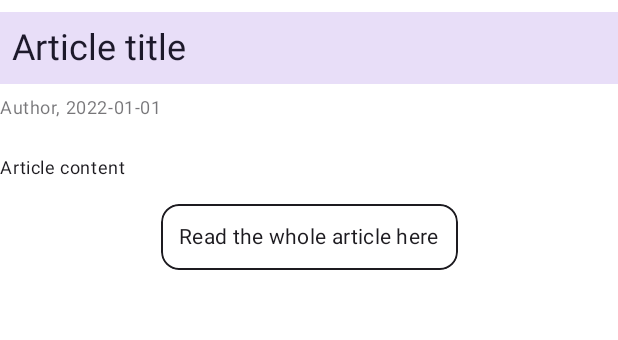
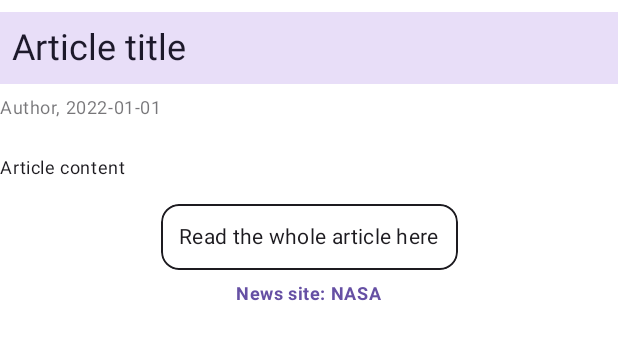
Before and after one commit to simona-kurnavova/spaced-out, an Android app built with Jetpack Compose: the @Preview function ArticleDetailPreview, on a phone screen of 412 x 824 dp. Shown: the top 340 px of the screen. Run offline under Robolectric (Android 15) with nearby library versions, the phone set to English and light mode, and no system bars; pictures from the network do not load.

Commit message:
Redesign detail screen.
- Add CCT for opening links
- Add News site information

```diff
--- a/app/build.gradle.kts
+++ b/app/build.gradle.kts
@@ -76,6 +76,9 @@ dependencies {
     // WorkManager
     implementation(libs.androidx.work)
 
+    // CCT (browser)
+    implementation(libs.browser)
+
     // Android
     implementation(libs.androidx.core.ktx)
     implementation(libs.androidx.lifecycle.runtime.ktx)
--- a/app/src/main/java/com/kurnavova/spacedout/data/spaceflights/local/mapper/ArticleMapper.kt
+++ b/app/src/main/java/com/kurnavova/spacedout/data/spaceflights/local/mapper/ArticleMapper.kt
@@ -14,6 +14,7 @@ internal fun ArticleEntity.toDomain(): ArticleDetail {
         imageUrl = imageUrl,
         url = url,
         authors = author,
-        publishedAt = date
+        publishedAt = date,
+        newsSite = newsSite
     )
 }
--- a/app/src/main/java/com/kurnavova/spacedout/data/spaceflights/local/model/ArticleEntity.kt
+++ b/app/src/main/java/com/kurnavova/spacedout/data/spaceflights/local/model/ArticleEntity.kt
@@ -24,7 +24,8 @@ internal data class ArticleEntity(
     val url: String,
     val imageUrl: String,
     val author: List<String>,
-    val date: String
+    val date: String,
+    val newsSite: String,
 )
 
 private const val TABLE_NAME = "articles"
--- a/app/src/main/java/com/kurnavova/spacedout/data/spaceflights/mapper/ArticleResponseMapper.kt
+++ b/app/src/main/java/com/kurnavova/spacedout/data/spaceflights/mapper/ArticleResponseMapper.kt
@@ -14,6 +14,7 @@ internal fun ArticleResponse.toEntity(): ArticleEntity {
         url = url,
         summary = summary,
         author = authors.map { it.name },
-        date = publishedAt
+        date = publishedAt,
+        newsSite = newsSite
     )
 }
--- a/app/src/main/java/com/kurnavova/spacedout/data/spaceflights/network/mapper/ArticleDetailMapper.kt
+++ b/app/src/main/java/com/kurnavova/spacedout/data/spaceflights/network/mapper/ArticleDetailMapper.kt
@@ -14,6 +14,7 @@
         imageUrl = imageUrl,
         url = url,
         authors = authors.map { it.name }, // Extracts only author names
-        publishedAt = publishedAt
+        publishedAt = publishedAt,
+        newsSite = newsSite
     )
 }
--- a/app/src/main/java/com/kurnavova/spacedout/domain/model/ArticleDetail.kt
+++ b/app/src/main/java/com/kurnavova/spacedout/domain/model/ArticleDetail.kt
@@ -10,6 +10,7 @@ package com.kurnavova.spacedout.domain.model
  * @property url The URL of the article.
  * @property authors The authors of the article.
  * @property publishedAt The date the article was published.
+ * @property newsSite The name of the news site.
  */
 data class ArticleDetail(
     val id: Int,
@@ -18,5 +19,6 @@ data class ArticleDetail(
     val imageUrl: String,
     val url: String,
     val authors: List<String>,
-    val publishedAt: String
+    val publishedAt: String,
+    val newsSite: String,
 )
--- a/app/src/main/java/com/kurnavova/spacedout/domain/usecase/mapper/ArticleMapper.kt
+++ b/app/src/main/java/com/kurnavova/spacedout/domain/usecase/mapper/ArticleMapper.kt
@@ -18,7 +18,8 @@ internal fun ArticleDetail.toArticle(): Article = Article(
     imageUrl = imageUrl,
     url = url,
     authors = authors.joinToString(", "), // For simplicity, let's do this here (should be done in ui layer thought)
-    publishedAt = formatDateTime(publishedAt)
+    publishedAt = formatDateTime(publishedAt),
+    newsSite = newsSite
 )
 
 private fun formatDateTime(isoDateTime: String, locale: Locale = Locale.getDefault()): String {
--- a/app/src/main/java/com/kurnavova/spacedout/domain/usecase/model/Article.kt
+++ b/app/src/main/java/com/kurnavova/spacedout/domain/usecase/model/Article.kt
@@ -11,4 +11,5 @@ data class Article(
     val url: String,
     val authors: String,
     val publishedAt: String,
+    val newsSite: String,
 )
--- a/app/src/main/java/com/kurnavova/spacedout/features/newsdetail/ui/NewsDetailScreen.kt
+++ b/app/src/main/java/com/kurnavova/spacedout/features/newsdetail/ui/NewsDetailScreen.kt
@@ -83,7 +83,8 @@ private fun NewsDetailScreenPreview() {
                     imageUrl = "https://www.nasa.gov/wp-content/uploads/2025/03/lrc-2025-ocio-p-00643-3.jpg",
                     url = "http://example.com",
                     authors = "Author 1, Author 2",
-                    publishedAt = "02/03/1992"
+                    publishedAt = "02/03/1992",
+                    newsSite = "NASA"
                 )
             )
         )
--- a/app/src/main/java/com/kurnavova/spacedout/features/newsdetail/ui/components/ArticleDetail.kt
+++ b/app/src/main/java/com/kurnavova/spacedout/features/newsdetail/ui/components/ArticleDetail.kt
@@ -1,5 +1,6 @@
 package com.kurnavova.spacedout.features.newsdetail.ui.components
 
+import androidx.browser.customtabs.CustomTabsIntent
 import androidx.compose.foundation.layout.Column
 import androidx.compose.foundation.layout.Spacer
 import androidx.compose.foundation.layout.fillMaxWidth
@@ -14,6 +15,7 @@ import androidx.compose.ui.Alignment
 import androidx.compose.ui.Modifier
 import androidx.compose.ui.platform.LocalContext
 import androidx.compose.ui.res.stringResource
+import androidx.compose.ui.text.font.FontWeight
 import androidx.compose.ui.tooling.preview.Preview
 import androidx.compose.ui.unit.dp
 import com.kurnavova.spacedout.R
@@ -23,7 +25,7 @@ import com.kurnavova.spacedout.ui.components.text.ClickableText
 import com.kurnavova.spacedout.ui.components.text.HighlightedText
 import com.kurnavova.spacedout.ui.components.text.FadedSubtitle
 import com.kurnavova.spacedout.ui.theme.SpacedOutTheme
-import com.kurnavova.spacedout.ui.utils.IntentUtils
+import androidx.core.net.toUri
 
 @Composable
 fun ArticleDetail(
@@ -69,13 +71,26 @@ fun ArticleDetail(
 
         ClickableText(
             text = stringResource(R.string.news_detail_read_article_here),
-            onClick = { IntentUtils.openBrowser(article.url, context) },
+            onClick = {
+                val customTabsIntent = CustomTabsIntent.Builder().build()
+                customTabsIntent.launchUrl(context, article.url.toUri())
+            },
+            modifier = Modifier.align(Alignment.CenterHorizontally)
+        )
+
+        Spacer(modifier = Modifier.height(SPACE_UNDER_BUTTON.dp))
+
+        Text(
+            text = stringResource(R.string.news_site_label, article.newsSite),
+            style = MaterialTheme.typography.bodySmall.copy(fontWeight = FontWeight.Bold),
+            color = MaterialTheme.colorScheme.primary,
             modifier = Modifier.align(Alignment.CenterHorizontally)
         )
     }
 }
 
 private const val SPACE_BETWEEN_ITEMS = 16
+private const val SPACE_UNDER_BUTTON = 8
 private const val AUTHOR_PADDING = 8
 private const val IMAGE_PADDING = 8
 
@@ -91,7 +106,8 @@ private fun ArticleDetailPreview() {
                 imageUrl = "https://example.com/image.jpg",
                 authors = "Author",
                 publishedAt = "2022-01-01",
-                url = "https://example.com"
+                url = "https://example.com",
+                newsSite = "NASA"
             )
         )
     }
--- a/app/src/main/java/com/kurnavova/spacedout/features/newslist/ui/NewsListScreen.kt
+++ b/app/src/main/java/com/kurnavova/spacedout/features/newslist/ui/NewsListScreen.kt
@@ -132,7 +132,8 @@ private fun NewsListPreview() {
         imageUrl = "https://example.com/image.jpg",
         url = "https://example.com",
         authors = "Author 1, Author 2",
-        publishedAt = "02/03/1992"
+        publishedAt = "02/03/1992",
+        newsSite = "NASA"
     )
 
     val articles = flow {
--- a/app/src/main/java/com/kurnavova/spacedout/features/newslist/ui/components/ListArticle.kt
+++ b/app/src/main/java/com/kurnavova/spacedout/features/newslist/ui/components/ListArticle.kt
@@ -47,7 +47,8 @@ private fun ListArticlePreview() {
                 imageUrl = "https://www.nasa.gov/wp-content/uploads/2025/03/lrc-2025-ocio-p-00643-3.jpg",
                 url = "http://example.com",
                 authors = "Author 1, Author 2",
-                publishedAt = "02/03/1992"
+                publishedAt = "02/03/1992",
+                newsSite = "NASA"
             ),
             showDivider = true,
             showDetail = {}
--- a/app/src/main/java/com/kurnavova/spacedout/ui/components/card/AlertBanner.kt
+++ b/app/src/main/java/com/kurnavova/spacedout/ui/components/card/AlertBanner.kt
@@ -52,7 +52,6 @@ fun AlertBanner(
                 )
             }
         }
-
     }
 }
 
--- a/app/src/main/res/values/strings.xml
+++ b/app/src/main/res/values/strings.xml
@@ -20,6 +20,8 @@
     <string name="news_detail_read_article_here">Read the whole article here</string>
     <!-- Authors and date time of the news article. %1$s will be replaced by list of authors and %2$s by date and time of article. -->
     <string name="news_detail_authors_datetime">%1$s, %2$s</string>
+    <!-- News site, where %1$s will be replaced by actual news site. -->
+    <string name="news_site_label">News site: %1$s</string>
 
     <!-- News list screen -->
     <!-- Read more - clickable text button leading to article detail. -->
--- a/gradle/libs.versions.toml
+++ b/gradle/libs.versions.toml
@@ -27,6 +27,7 @@ paging = "3.3.6"
 ksp = "2.1.20-RC-1.0.30"
 work = "2.10.0"
 kotlinxCoroutinesTest = "1.9.0"
+cct = "1.5.0"
 
 [libraries]
 koin = { group = "io.insert-koin", name = "koin-androidx-compose", version.ref = "koin" }
@@ -40,6 +41,7 @@ kotlin-collections-immutable = { group = "org.jetbrains.kotlinx", name = "kotlin
 kotlinx-serialization = {group = "org.jetbrains.kotlinx", name = "kotlinx-serialization-json", version.ref = "serialization"}
 coil-compose = { group = "io.coil-kt", name = "coil-compose", version.ref = "coil" }
 androidx-work = { group = "androidx.work", name = "work-runtime-ktx", version.ref = "work" }
+browser = { module = "androidx.browser:browser", version.ref = "cct" }
 
 paging-runtime = { module = "androidx.paging:paging-runtime", version.ref = "paging" }
 paging-compose = { module = "androidx.paging:paging-compose", version.ref = "paging" }
```
Also changed, not shown: app/src/main/java/com/kurnavova/spacedout/data/spaceflights/network/model/ArticleResponse.kt (+5 -2 lines).
